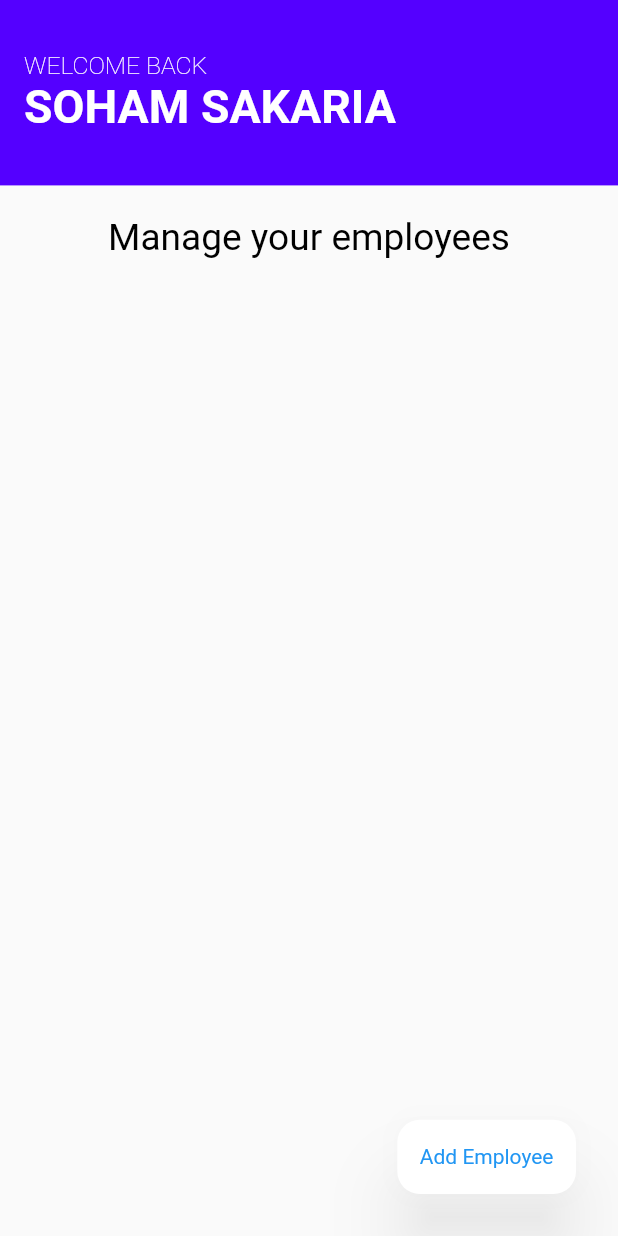
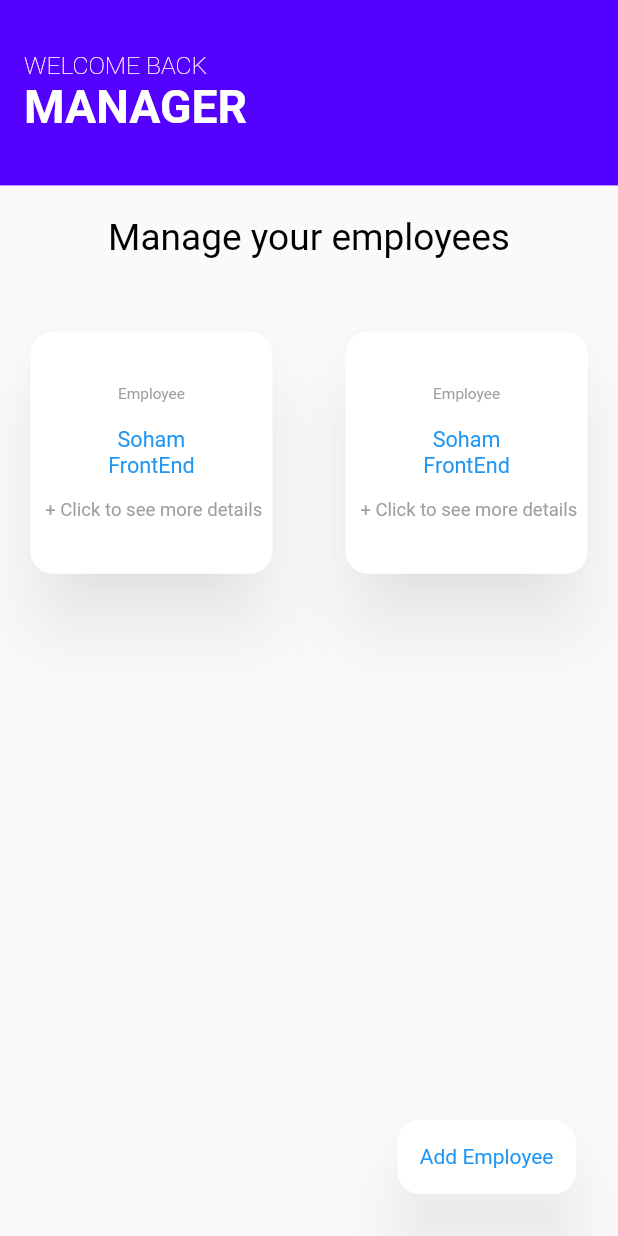
Before and after one commit to Soham-2411/EmPay, a Flutter app: the screen it shows after launch, on a phone screen of 412 x 824 dp. Run offline on Flutter 3.47's test engine with Material 2 defaults, Android fonts, the phone set to English and light mode, and no system bars; our stand-ins replace dio, hexcolor.

```diff
--- a/lib/addemp.dart
+++ b/lib/addemp.dart
@@ -17,7 +17,6 @@ String dept = "";
 class _AddEmployeeState extends State<AddEmployee> {
   @override
   void initState() {
-    // TODO: implement initState
     super.initState();
     name = "";
     jobTitle = "";
@@ -190,10 +189,11 @@ class _AddEmployeeState extends State<AddEmployee> {
                           !jobTitle.isEmpty) {
                         employeeDetails.add([name, jobTitle, salary, dept]);
 
-                        Navigator.push(
+                        Navigator.pushAndRemoveUntil(
                             context,
                             MaterialPageRoute(
-                                builder: ((context) => const HomePage())));
+                                builder: (context) => const HomePage()),
+                            (route) => false);
                       } else {
                         print(salary + dept + name + jobTitle);
                         showAlertDialog(context);
--- a/lib/homepage.dart
+++ b/lib/homepage.dart
@@ -13,7 +13,10 @@ class HomePage extends StatefulWidget {
   State<HomePage> createState() => _HomePageState();
 }
 
-List<List<String>> employeeDetails = [];
+List<List<String>> employeeDetails = [
+  ['Soham', 'FrontEnd', '50000', 'CTech', '101'],
+  ['Soham', 'FrontEnd', '50000', 'CTech', '101']
+];
 
 class _HomePageState extends State<HomePage> {
   @override
@@ -75,7 +78,7 @@ class _HomePageState extends State<HomePage> {
                     style: TextStyle(
                         fontSize: w * 0.04, fontWeight: FontWeight.w200)),
                 TextSpan(
-                    text: '\nSOHAM SAKARIA',
+                    text: '\nMANAGER',
                     style: TextStyle(
                         fontSize: w * 0.075, fontWeight: FontWeight.bold))
               ]),
@@ -156,11 +159,11 @@ class _HomePageState extends State<HomePage> {
                       TextSpan(
                           text: "\n\n" + employeeDetails[index][0],
                           style: TextStyle(
-                              fontSize: w * 0.03, color: Colors.blue)),
+                              fontSize: w * 0.035, color: Colors.blue)),
                       TextSpan(
                           text: "\n" + employeeDetails[index][1],
                           style: TextStyle(
-                              fontSize: w * 0.03, color: Colors.blue)),
+                              fontSize: w * 0.035, color: Colors.blue)),
                       TextSpan(
                           text: "\n\n + Click to see more details",
                           style:
```
Also changed, not shown: lib/employeeDetails.dart (+9 -7 lines), 4 other files.
